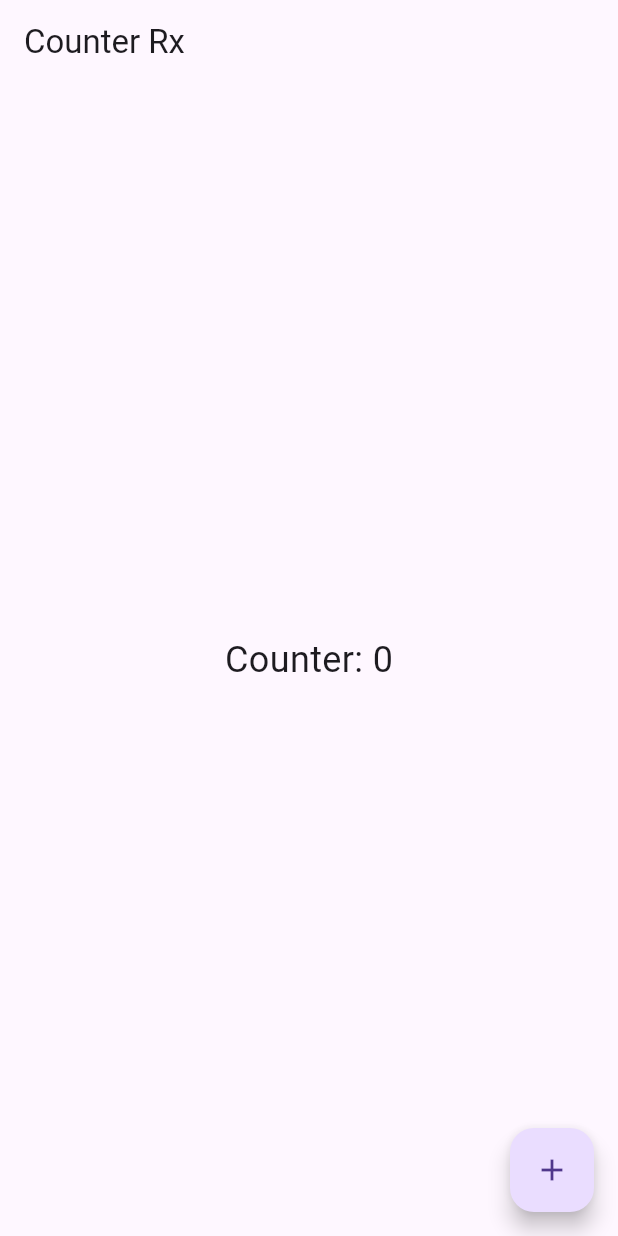
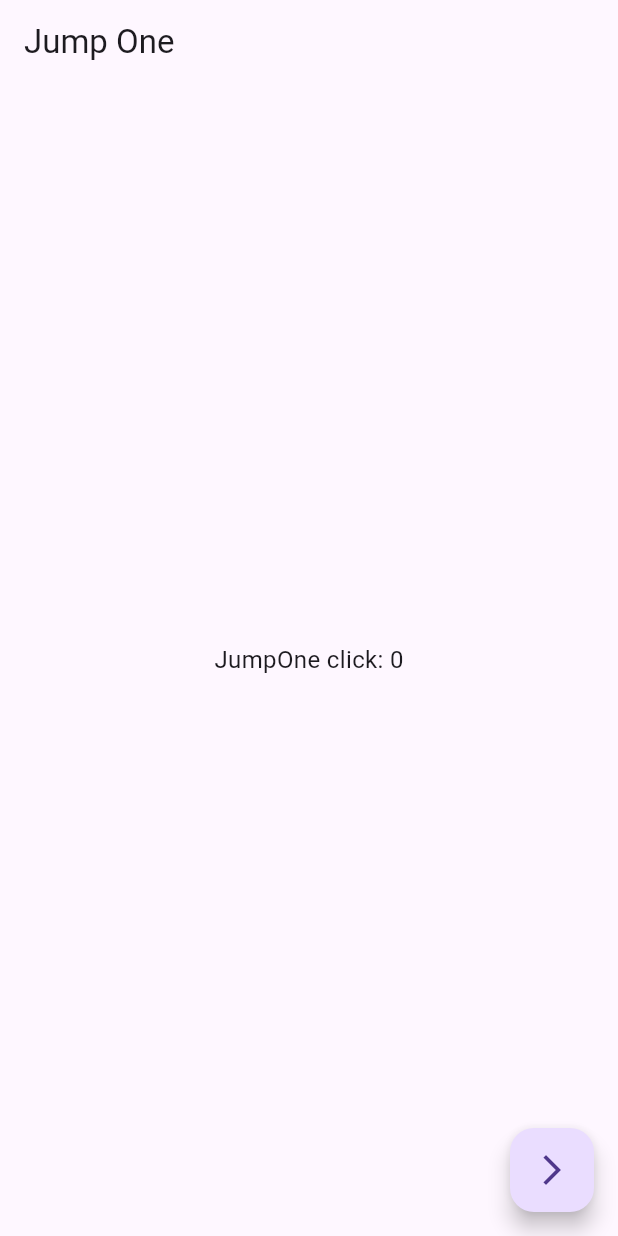
Before and after one commit to zhanzengyu/FlutterSamples, a Flutter app: the screen it shows after launch, on a phone screen of 412 x 824 dp. Run offline on Flutter 3.47's test engine with Material 3 defaults, Android fonts, the light colour scheme and no system bars; our stand-ins replace get, plugin_platform_interface.

Commit message:
GetX 依赖管理 sample 实现（跨页面数据交互）

```diff
--- /dev/null
+++ b/practice/getx/example/lib/easy/jump_one/logic.dart
@@ -0,0 +1,14 @@
+import 'package:get/get.dart';
+
+class JumpOneLogic extends GetxController {
+  var count = 0;
+
+  void jumpTwo() {
+    Get.toNamed('/jump_two', arguments: {'msg': 'Hello from JumpOne'});
+  }
+
+  void increment() {
+    count++;
+    update();
+  }
+}
--- /dev/null
+++ b/practice/getx/example/lib/easy/jump_one/view.dart
@@ -0,0 +1,31 @@
+import 'package:flutter/material.dart';
+import 'package:get/get.dart';
+
+import 'logic.dart';
+
+class JumpOnePage extends StatelessWidget {
+  JumpOnePage({Key? key}) : super(key: key);
+
+  final JumpOneLogic logic = Get.put(JumpOneLogic());
+
+  @override
+  Widget build(BuildContext context) {
+    return Scaffold(
+      appBar: AppBar(title: const Text('Jump One')),
+      body: Center(
+        child: GetBuilder<JumpOneLogic>(
+          builder: (logic) {
+            return Text(
+              'JumpOne click: ${logic.count}',
+              style: const TextStyle(fontSize: 16),
+            );
+          },
+        ),
+      ),
+      floatingActionButton: FloatingActionButton(
+        onPressed: logic.jumpTwo,
+        child: const Icon(Icons.arrow_forward_ios_outlined),
+      ),
+    );
+  }
+}
--- a/practice/getx/example/lib/main.dart
+++ b/practice/getx/example/lib/main.dart
@@ -1,7 +1,7 @@
 import 'package:flutter/material.dart';
 import 'package:get/get.dart';
-import 'package:getx_example/counter_easy/view.dart';
-import 'package:getx_example/counter_rx/view.dart';
+import 'package:getx_example/easy/jump_one/view.dart';
+import 'package:getx_example/easy/jump_two/view.dart';
 
 void main() {
   runApp(const MyApp());
@@ -20,7 +20,10 @@ class _MyAppState extends State<MyApp> {
   Widget build(BuildContext context) {
     return GetMaterialApp(
       debugShowCheckedModeBanner: false,
-      home: CounterRxPage(),
+      getPages: [
+        GetPage(name: '/jump_two', page: () => JumpTwoPage()),
+      ],
+      home: JumpOnePage(),
     );
   }
 }
```
Also changed, not shown: practice/getx/example/lib/easy/jump_two/logic.dart (added, +20 -0 lines), practice/getx/example/lib/easy/jump_two/view.dart (added, +50 -0 lines), practice/getx/example/lib/easy/counter_easy/logic.dart (renamed from practice/getx/example/lib/counter_easy/logic.dart), practice/getx/example/lib/easy/counter_easy/view.dart (renamed from practice/getx/example/lib/counter_easy/view.dart), practice/getx/example/lib/easy/counter_rx/logic.dart (renamed from practice/getx/example/lib/counter_rx/logic.dart), practice/getx/example/lib/easy/counter_rx/view.dart (renamed from practice/getx/example/lib/counter_rx/view.dart).
